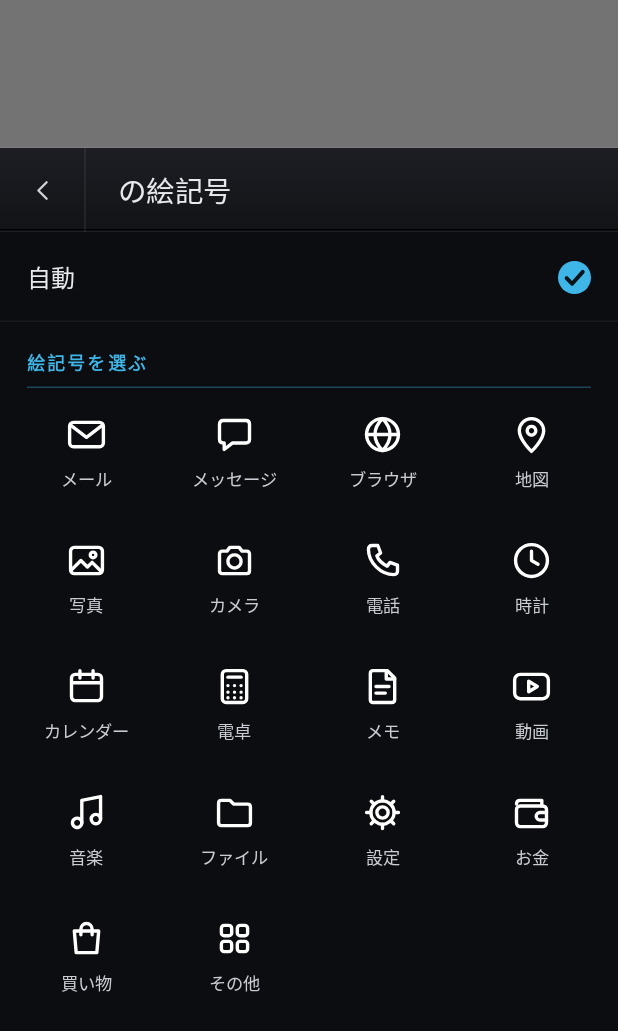
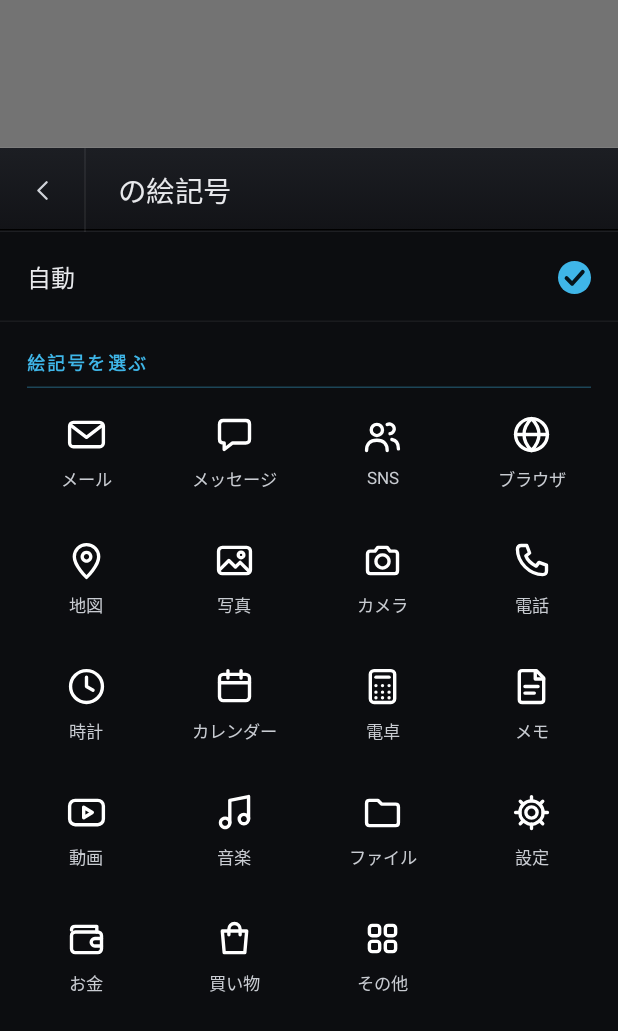
Before and after one commit to huskyvoice/foldberry, an Android app built with Jetpack Compose: the composable PictogramPage called with empty values, on a phone screen of 412 x 824 dp. Shown: the top 1031 px of the screen. Run offline under Robolectric (Android 15) with nearby library versions, the phone set to English and light mode, and no system bars.

Commit message:
v0.7.9 絵記号に SNS を追加、音楽の操作にもアイコンの表示を反映

```diff
--- a/app/src/main/java/com/foldberry/launcher/ui/AppIcon.kt
+++ b/app/src/main/java/com/foldberry/launcher/ui/AppIcon.kt
@@ -60,7 +60,8 @@ fun assignedIconLocals(appearance: AppearanceSetting): Array<ProvidedValue<*>> =
 )
 
 /**
- * 割り当て済みの枠(キーの副刻印・自由枠・フォルダ・カメラの枠)に出すアイコン。Hub の行は対象外(2026-11-20 オーナー決定)(§5.2)。
+ * 割り当て済みの枠(キーの副刻印・自由枠・フォルダ・カメラの枠)と音楽の操作(MusicCard。2026-11-21)に出すアイコン。
+ * Hub の行は対象外(2026-11-20 オーナー決定)(§5.2)。
  * 絵記号の設定ならアプリのアイコンの代わりに絵記号を ImageBitmap に描いて返す(描く側は今までどおり Image で出せる)。
  */
 @Composable
--- a/app/src/main/java/com/foldberry/launcher/ui/Strings.kt
+++ b/app/src/main/java/com/foldberry/launcher/ui/Strings.kt
@@ -117,6 +117,7 @@ internal fun IconStyle.labelRes(): Int = when (this) {
 internal fun Pictogram.labelRes(): Int = when (this) {
     Pictogram.MAIL -> R.string.pictogram_mail
     Pictogram.CHAT -> R.string.pictogram_chat
+    Pictogram.SNS -> R.string.pictogram_sns
     Pictogram.BROWSER -> R.string.pictogram_browser
     Pictogram.MAP -> R.string.pictogram_map
     Pictogram.PHOTO -> R.string.pictogram_photo
--- a/app/src/main/java/com/foldberry/launcher/ui/icons/FoldBerryIcons.kt
+++ b/app/src/main/java/com/foldberry/launcher/ui/icons/FoldBerryIcons.kt
@@ -322,6 +322,10 @@ object FoldBerryIcons {
 
         private val Mail = pict("mail", rect(3f, 5.5f, 18f, 13f, 2f), "M3.5 7l8.5 6.5L20.5 7")
         private val Chat = pict("chat", "M4 6.5Q4 4.5 6 4.5h12q2 0 2 2v8q0 2-2 2h-7l-4.5 3.5v-3.5H6q-2 0-2-2z")
+        /** SNS: 人が 2 人(docs/mock/sns-mock.html の A。2026-11-21)。 */
+        private val Sns = pict(
+            "sns", circle(9f, 8.5f, 3f), "M3.5 19.5q0-5.5 5.5-5.5t5.5 5.5", "M14.5 5.6a2.6 2.6 0 1 1 1.5 4.9", "M17 13.6q3.5.6 3.5 5",
+        )
         private val Browser = pict("browser", circle(12f, 12f, 8.5f), "M3.5 12h17", "M12 3.5q-4 4-4 8.5t4 8.5q4-4 4-8.5t-4-8.5")
         private val Map = pict("map", "M12 21s-6.5-6.2-6.5-11a6.5 6.5 0 0 1 13 0c0 4.8-6.5 11-6.5 11z", circle(12f, 10f, 2.3f))
         private val Photo = pict("photo", rect(3.5f, 5f, 17f, 14f, 2f), "M4 17l5-5 3.5 3.5 2.5-2.5 4.5 4.5", circle(15.5f, 9f, 1.5f))
@@ -353,6 +357,7 @@ object FoldBerryIcons {
         fun of(p: Pictogram): ImageVector = when (p) {
             Pictogram.MAIL -> Mail
             Pictogram.CHAT -> Chat
+            Pictogram.SNS -> Sns
             Pictogram.BROWSER -> Browser
             Pictogram.MAP -> Map
             Pictogram.PHOTO -> Photo
--- a/app/src/main/res/values/strings.xml
+++ b/app/src/main/res/values/strings.xml
@@ -73,7 +73,7 @@
     <string name="date_style_year">年付き</string>
     <string name="date_style_numeric">数字</string>
     <string name="icon_style_title">割り当てアイコンの表示</string>
-    <string name="icon_style_desc">キー・自由枠・カメラの枠に出すアイコン</string>
+    <string name="icon_style_desc">キー・自由枠・カメラの枠・音楽の操作に出すアイコン</string>
     <string name="icon_style_color">標準</string>
     <string name="icon_style_gray">白黒</string>
     <string name="icon_style_pictogram">絵記号</string>
@@ -89,6 +89,7 @@
     </plurals>
     <string name="pictogram_mail">メール</string>
     <string name="pictogram_chat">メッセージ</string>
+    <string name="pictogram_sns">SNS</string>
     <string name="pictogram_browser">ブラウザ</string>
     <string name="pictogram_map">地図</string>
     <string name="pictogram_photo">写真</string>
```
Also changed, not shown: app/src/main/java/com/foldberry/launcher/data/Pictograms.kt (+14 -3 lines), app/src/main/java/com/foldberry/launcher/ui/screen/MusicCard.kt (+20 -6 lines), 7 other files.
